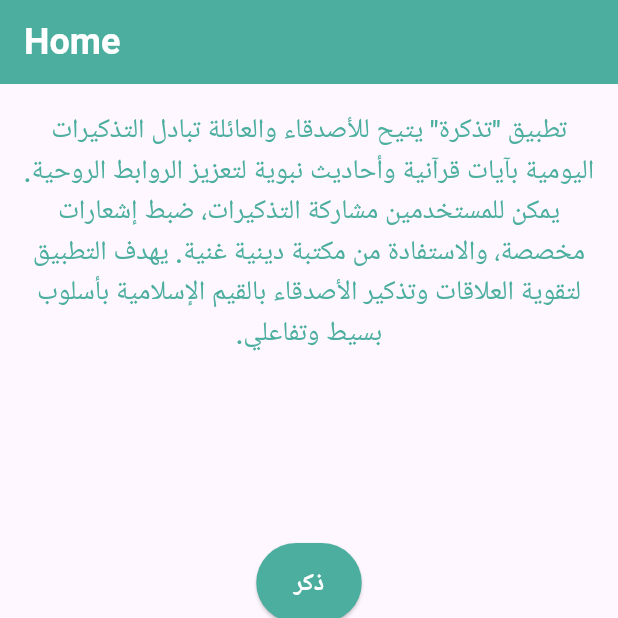
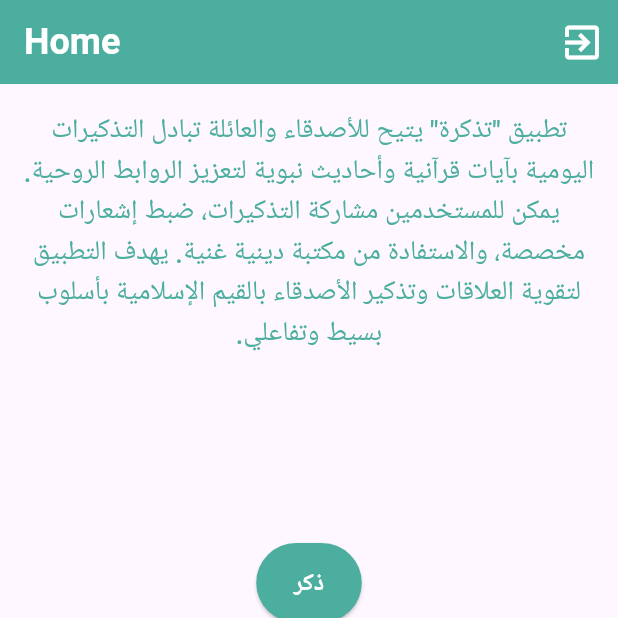
Before and after one commit to Mahmoudaboutaleb/tazkera, a Flutter app: the screen it shows once a user with an empty profile is signed in, on a phone screen of 412 x 824 dp, the top half of it. Run offline on Flutter 3.47's test engine with Material 3 defaults, Android fonts, the phone set to English and light mode, and no system bars; drawn by our look-alikes of animated_text_kit; our stand-ins replace cloud_firestore, firebase_auth, firebase_core, shared_preferences; accounts and stored records are empty.

Commit message:
sign-out icon in homeScreen

```diff
--- a/lib/features/home-screen/home_page.dart
+++ b/lib/features/home-screen/home_page.dart
@@ -1,4 +1,5 @@
 import 'package:animated_text_kit/animated_text_kit.dart';
+import 'package:firebase_auth/firebase_auth.dart';
 import 'package:flutter/material.dart';
 import 'package:tazkera/config/theme/colors.dart';
 import 'package:tazkera/config/theme/styles.dart';
@@ -16,6 +17,17 @@ class HomeScreen extends StatelessWidget {
           'Home',
           style: TextStyles.font24WhiteBold,
         ),
+        actions: [
+          IconButton(
+              onPressed: () {
+                FirebaseAuth.instance.signOut();
+              },
+              icon: const Icon(
+                Icons.exit_to_app,
+                color: Colors.white,
+                size: 30,
+              ))
+        ],
         backgroundColor: ColorsManager.green,
       ),
       body: GestureDetector(
```
